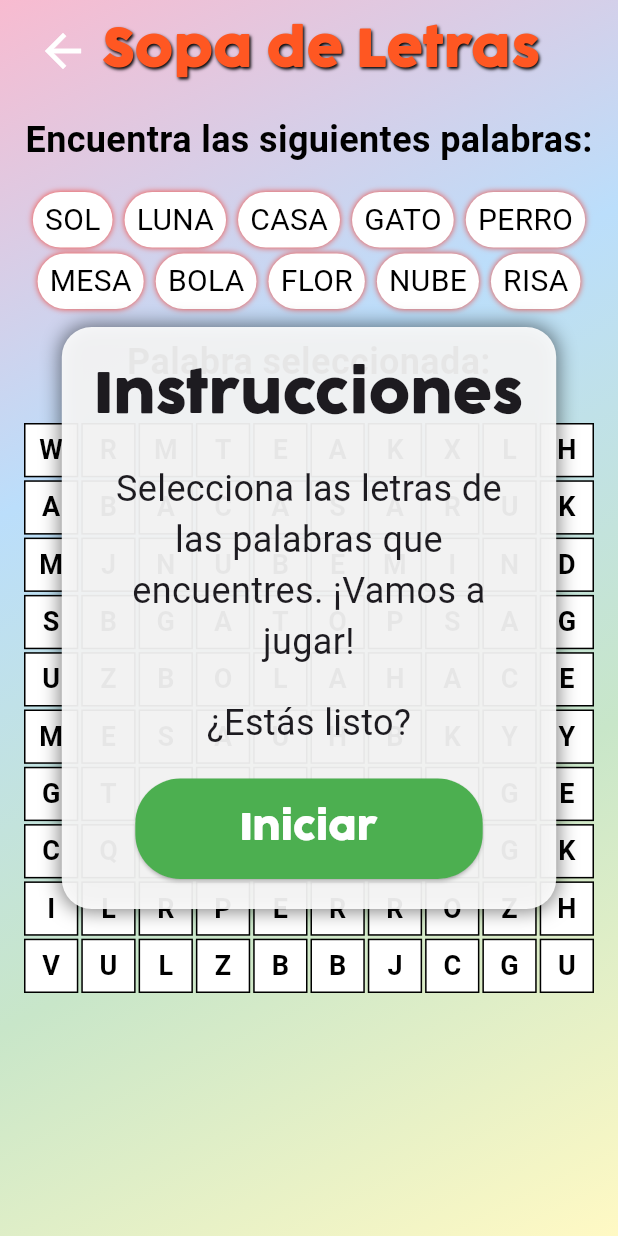
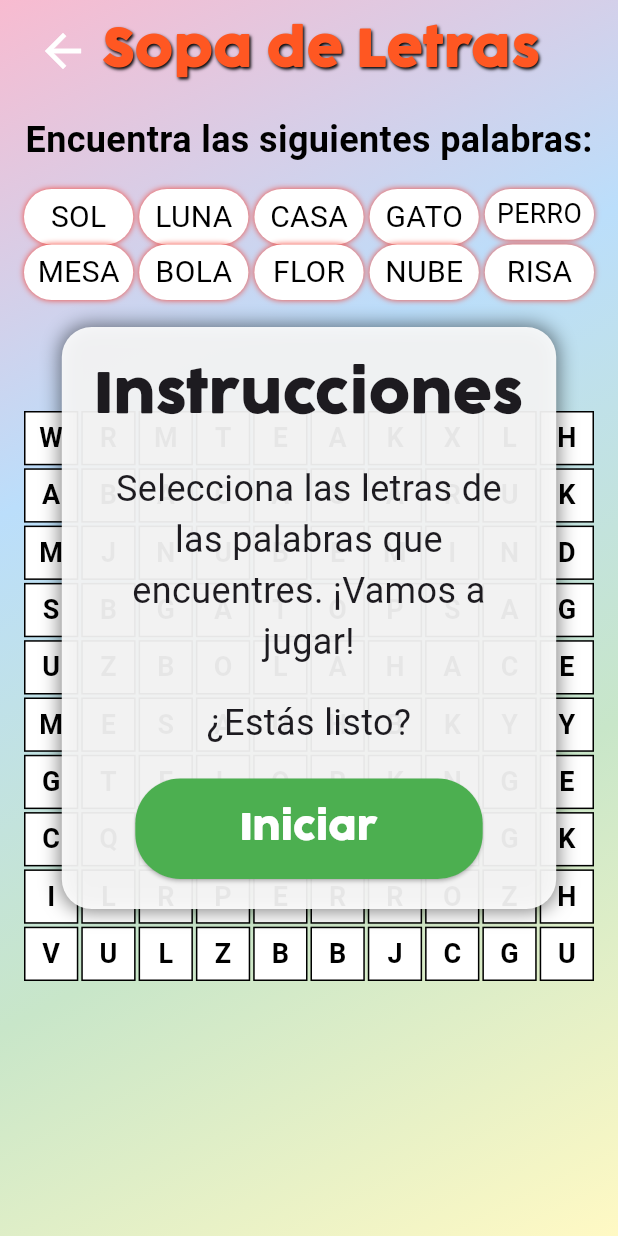
Before and after one commit to RicardoS76/lexininos, a Flutter app: the HiddenWordsPage screen opened by its route, on a phone screen of 412 x 824 dp. Run offline on Flutter 3.47's test engine with Material 3 defaults, Android fonts, the phone set to English and light mode, and no system bars; our stand-ins replace auto_size_text, shared_preferences, sqflite, video_player; accounts and stored records are empty.

```diff
--- a/lib/activities/test3/hidden_words_page.dart
+++ b/lib/activities/test3/hidden_words_page.dart
@@ -142,10 +142,14 @@ class _HiddenWordsPageState extends State<HiddenWordsPage> {
   void selectCells() {
     if (startPosition == null || endPosition == null) return;
 
-    int startRow = (startPosition!.dy ~/ 40).clamp(0, 9);
-    int startCol = (startPosition!.dx ~/ 40).clamp(0, 9);
-    int endRow = (endPosition!.dy ~/ 40).clamp(0, 9);
-    int endCol = (endPosition!.dx ~/ 40).clamp(0, 9);
+    RenderBox renderBox = context.findRenderObject() as RenderBox;
+    double gridWidth = renderBox.size.width - 32; // Adjust for padding
+    double cellSize = gridWidth / 10;
+
+    int startRow = (startPosition!.dy ~/ cellSize).clamp(0, 9);
+    int startCol = (startPosition!.dx ~/ cellSize).clamp(0, 9);
+    int endRow = (endPosition!.dy ~/ cellSize).clamp(0, 9);
+    int endCol = (endPosition!.dx ~/ cellSize).clamp(0, 9);
 
     List<int> newSelectedCells = [];
     if (startRow == endRow) {
@@ -390,14 +394,21 @@ class _HiddenWordsPageState extends State<HiddenWordsPage> {
                       ),
                       Padding(
                         padding: const EdgeInsets.all(8.0),
-                        child: Column(
+                        child: LayoutBuilder(
+                          builder: (context, constraints) {
+                            double maxWidth = constraints.maxWidth;
+                            double chipWidth = (maxWidth - 32) / 5; // Ajustar para 5 chips por fila
+
+                            return Column(
                               children: [
-                            Row(
-                              mainAxisAlignment: MainAxisAlignment.center,
+                                Wrap(
+                                  alignment: WrapAlignment.center,
+                                  spacing: 4.0,
+                                  runSpacing: 4.0,
                                   children: words.sublist(0, 5).map((word) {
                                     int index = words.indexOf(word);
                                     return Container(
-                                  margin: EdgeInsets.symmetric(horizontal: 4.0, vertical: 2.0),
+                                      width: chipWidth,
                                       padding: EdgeInsets.symmetric(vertical: 4.0, horizontal: 8.0),
                                       decoration: BoxDecoration(
                                         color: Colors.white,
@@ -411,6 +422,9 @@ class _HiddenWordsPageState extends State<HiddenWordsPage> {
                                           ),
                                         ],
                                       ),
+                                      child: Center(
+                                        child: FittedBox(
+                                          fit: BoxFit.scaleDown,
                                           child: Text(
                                             word,
                                             style: TextStyle(
@@ -418,15 +432,19 @@ class _HiddenWordsPageState extends State<HiddenWordsPage> {
                                               color: Colors.black,
                                             ),
                                           ),
+                                        ),
+                                      ),
                                     );
                                   }).toList(),
                                 ),
-                            Row(
-                              mainAxisAlignment: MainAxisAlignment.center,
+                                Wrap(
+                                  alignment: WrapAlignment.center,
+                                  spacing: 4.0,
+                                  runSpacing: 4.0,
                                   children: words.sublist(5, 10).map((word) {
                                     int index = words.indexOf(word);
                                     return Container(
-                                  margin: EdgeInsets.symmetric(horizontal: 4.0, vertical: 2.0),
+                                      width: chipWidth,
                                       padding: EdgeInsets.symmetric(vertical: 4.0, horizontal: 8.0),
                                       decoration: BoxDecoration(
                                         color: Colors.white,
@@ -440,6 +458,9 @@ class _HiddenWordsPageState extends State<HiddenWordsPage> {
                                           ),
                                         ],
                                       ),
+                                      child: Center(
+                                        child: FittedBox(
+                                          fit: BoxFit.scaleDown,
                                           child: Text(
                                             word,
                                             style: TextStyle(
@@ -447,20 +468,24 @@ class _HiddenWordsPageState extends State<HiddenWordsPage> {
                                               color: Colors.black,
                                             ),
                                           ),
+                                        ),
+                                      ),
                                     );
                                   }).toList(),
                                 ),
                               ],
+                            );
+                          },
                         ),
                       ),
                       Padding(
                         padding: const EdgeInsets.all(8.0),
                         child: Text(
-                          'Palabra seleccionada: $selectedWord',
+                          selectedWord,
                           style: TextStyle(
                             fontSize: 24.0,
                             fontWeight: FontWeight.bold,
-                            color: Colors.black,
+                            color: Colors.green,
                           ),
                           textAlign: TextAlign.center,
                         ),
```
Lines whose indentation alone changed are shown as unchanged.
